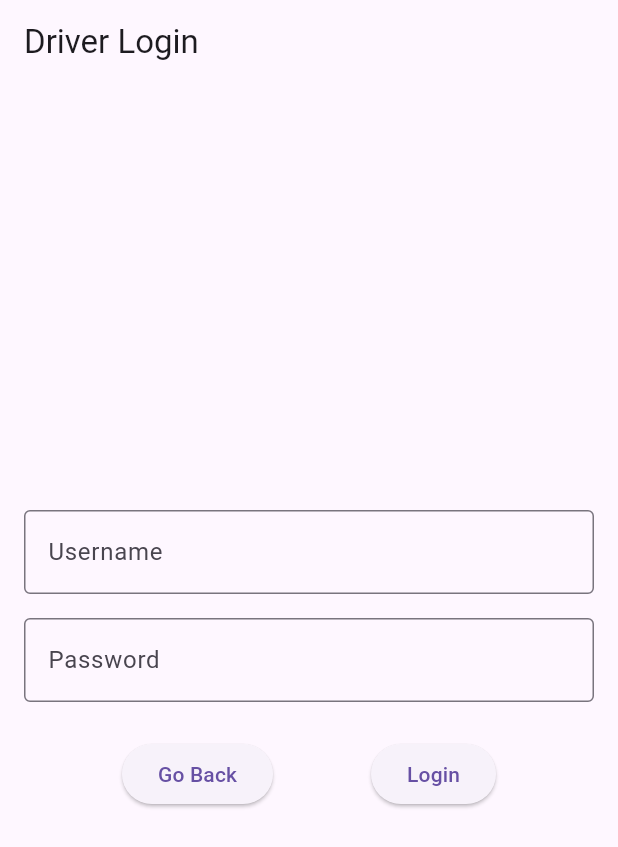
After one commit to Abhijeettttttt/tracker_bus, a Flutter app: the DriverLogin screen opened directly, on a phone screen of 412 x 824 dp. The commit adds this screen. Shown: the top 847 px of the screen. Run offline on Flutter 3.47's test engine with Material 3 defaults, Android fonts, the phone set to English and light mode, and no system bars; our stand-ins replace google_maps_flutter.

Commit message:
added driver login, shift and route frontend

```diff
--- /dev/null
+++ b/lib/driver_login.dart
@@ -0,0 +1,92 @@
+import 'package:flutter/material.dart';
+import 'driver_page.dart';
+import 'home_screen.dart';
+
+class DriverLogin extends StatefulWidget {
+  @override
+  _DriverLogin createState() => _DriverLogin();
+}
+
+class _DriverLogin extends State<DriverLogin> {
+  final TextEditingController _usernameController = TextEditingController();
+  final TextEditingController _passwordController = TextEditingController();
+
+  String? errorText;
+
+  // Temporary login validation
+  void validateLogin(BuildContext context) {
+    String username = _usernameController.text.trim();
+    String password = _passwordController.text.trim();
+
+    if (username == 'driver' && password == 'password123') {
+      // Navigate to DriverPage if login is successful
+      Navigator.pushReplacement(
+        context,
+        MaterialPageRoute(builder: (context) => DriverPage()),
+      );
+    } else {
+      // Show error if validation fails
+      setState(() {
+        errorText = 'Invalid username or password';
+      });
+    }
+  }
+
+  @override
+  Widget build(BuildContext context) {
+    return Scaffold(
+      appBar: AppBar(
+        title: Text('Driver Login'),
+      ),
+      body: Padding(
+        padding: const EdgeInsets.all(16.0),
+        child: Column(
+          mainAxisAlignment: MainAxisAlignment.center,
+          children: [
+            TextField(
+              controller: _usernameController,
+              decoration: InputDecoration(
+                labelText: 'Username',
+                border: OutlineInputBorder(),
+                errorText: errorText,
+              ),
+            ),
+            SizedBox(height: 16),
+            TextField(
+              controller: _passwordController,
+              decoration: InputDecoration(
+                labelText: 'Password',
+                border: OutlineInputBorder(),
+                errorText: errorText,
+              ),
+              obscureText: true,
+            ),
+            SizedBox(height: 24),
+            Row(
+              mainAxisAlignment: MainAxisAlignment.spaceEvenly,
+              children: [
+                ElevatedButton(
+                  onPressed: () {
+                    // Go back to the HomeScreen
+                    Navigator.pushReplacement(
+                      context,
+                      MaterialPageRoute(builder: (context) => HomeScreen()),
+                    );
+                  },
+                  child: Text('Go Back'),
+                ),
+                ElevatedButton(
+                  onPressed: () {
+                    // Validate login
+                    validateLogin(context);
+                  },
+                  child: Text('Login'),
+                ),
+              ],
+            ),
+          ],
+        ),
+      ),
+    );
+  }
+}
--- a/lib/home_screen.dart
+++ b/lib/home_screen.dart
@@ -1,6 +1,7 @@
 import 'package:flutter/material.dart';
 import 'student_page.dart';
 import 'driver_page.dart';
+import 'driver_login.dart';
 
 class HomeScreen extends StatefulWidget {
   @override
@@ -15,7 +16,7 @@ class _HomeScreenState extends State<HomeScreen> {
     if (role == 'Driver') {
       Navigator.pushReplacement(
         context,
-        MaterialPageRoute(builder: (context) => DriverPage()),
+        MaterialPageRoute(builder: (context) => DriverLogin()),
       );
     } else {
       Navigator.pushReplacement(
```
Also changed, not shown: lib/driver_page.dart (+36 -0 lines).
